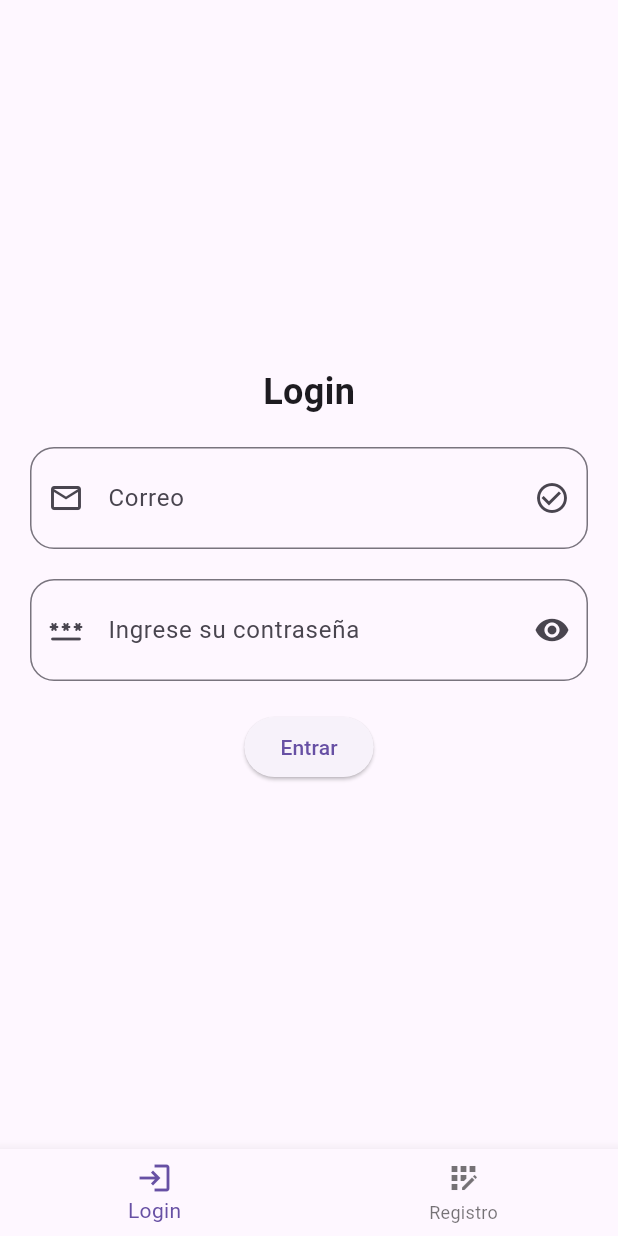
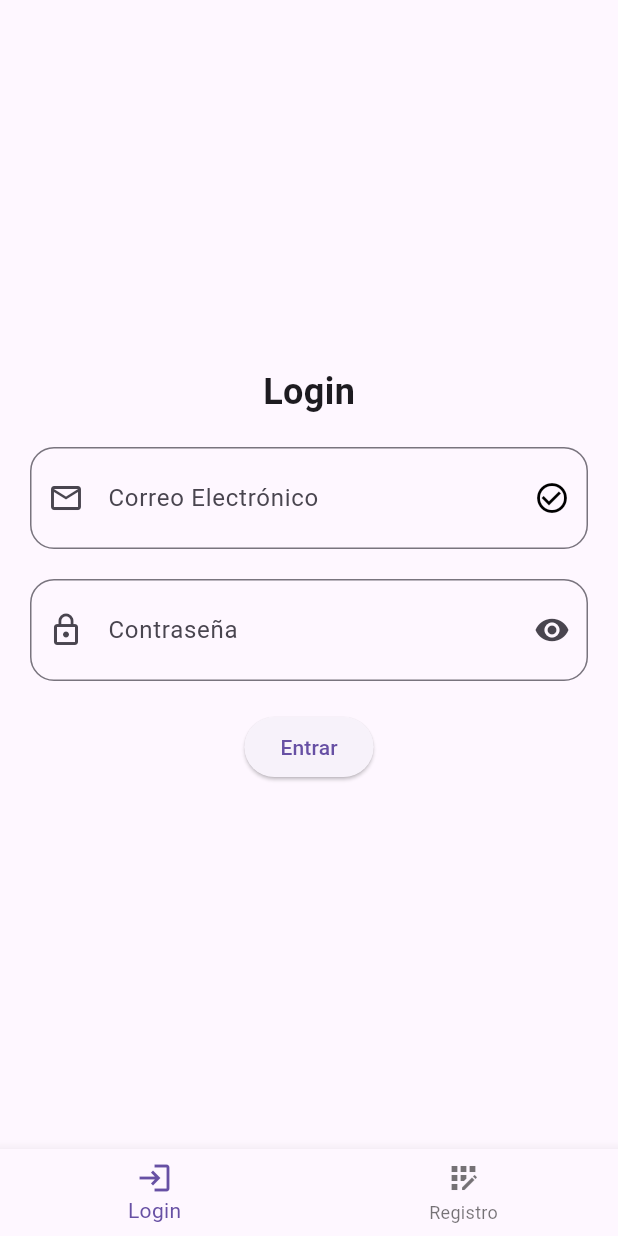
Before and after one commit to MahonriFlores/IS5132025IIPAC-Tarea2, a Flutter app: the screen it shows after launch, on a phone screen of 412 x 824 dp. Run offline on Flutter 3.47's test engine with Material 3 defaults, Android fonts, the light colour scheme and no system bars.

Commit message:
cambiando a un widget personalizado para los textfield

```diff
--- a/tarea2/lib/src/views/login_pages/login_page.dart
+++ b/tarea2/lib/src/views/login_pages/login_page.dart
@@ -1,9 +1,22 @@
 import 'package:flutter/material.dart';
+import 'package:tarea2/data/user.dart';
+import 'package:tarea2/src/widgets/texto.dart';
 
-class LoginPage extends StatelessWidget {
+class LoginPage extends StatefulWidget {
   LoginPage({super.key});
+
+  @override
+  State<LoginPage> createState() => _LoginPageState();
+}
+
+class _LoginPageState extends State<LoginPage> {
   final contraController = TextEditingController();
+
   final emailController = TextEditingController();
+
+  Color colorEmailCheck = Colors.black;
+  bool isPassword = true;
+
   @override
   Widget build(BuildContext context) {
     return Padding(
@@ -16,41 +29,41 @@ class LoginPage extends StatelessWidget {
               style: TextStyle(fontSize: 24, fontWeight: FontWeight.bold)
               ),
           const SizedBox(height: 20),
-          TextField(
-            controller: emailController,
-            keyboardType: TextInputType.emailAddress,
-            decoration: InputDecoration(
-              labelText: 'Correo',
-              contentPadding: EdgeInsets.all(22),
-              hintText: 'Ingrese su correo',
-              prefixIcon: Icon(Icons.email_outlined),
-              suffixIcon: Icon(Icons.check_circle_outline),
-              border: OutlineInputBorder(
-                borderRadius: BorderRadius.circular(16),
+          campoTexto(
+                controler: emailController,
+                labeltext: 'Correo Electrónico',
+                prefixicon: Icons.email_outlined,
+                hinttext: 'Ingrese su correo electrónico',
+                keyboardType: TextInputType.emailAddress,
+                suffixicon: Icon(Icons.check_circle_outline, color: colorEmailCheck),
+                onchanged: (value) {
+                  if (validarEmail(value.toLowerCase())) {
+                    colorEmailCheck = Colors.green;
+                  } else {
+                    colorEmailCheck = Colors.red;
+                  }
+                  setState(() {});
+                },
+                color: colorEmailCheck,
               ),
-            ),
-          ),
           const SizedBox(height: 20),
-          TextField(
-                controller: contraController,
-                obscureText: true,
-                keyboardType: TextInputType.visiblePassword,
-                decoration: InputDecoration(
-                  border: OutlineInputBorder(
-                    borderRadius: BorderRadius.circular(16),
+          campoTexto(
+                controler: contraController,
+                labeltext: 'Contraseña',
+                prefixicon: Icons.lock_outline,
+                hinttext: 'Ingrese su contraseña',
+                obscuretext: isPassword,
+                suffixicon: IconButton(
+                  icon: Icon(
+                    isPassword ? Icons.visibility : Icons.visibility_off,
                   ),
-                  contentPadding: EdgeInsets.all(22),
-                  // labelText: 'Holaaa',
-                  label: Text('Ingrese su contraseña'),
-                  hintText: 'Ingrese su contraseña',
-                  prefixIcon: Icon(Icons.password_rounded),
-                  // error: Text('El correo es obligatorio'),
-                  // prefix: Icon(Icons.email_outlined),
-                  suffixIcon: IconButton(
-                    icon: Icon(Icons.remove_red_eye),
-                    onPressed: () {},
-                  ),
+                  onPressed: () {
+                    setState(() {
+                      isPassword = !isPassword;
+                    });
+                  },
                 ),
+
               ),
           const SizedBox(height: 20),
           ElevatedButton(
--- a/tarea2/lib/src/widgets/texto.dart
+++ b/tarea2/lib/src/widgets/texto.dart
@@ -9,7 +9,7 @@ class campoTexto extends StatelessWidget {
     required this.prefixicon,
     this.suffixicon,
     this.keyboardType = TextInputType.text,
-    this.obscureText = false,
+    this.obscuretext,
     this.onchanged ,
     this.color = Colors.black
   });
@@ -17,15 +17,16 @@ class campoTexto extends StatelessWidget {
   final String labeltext;
   final String hinttext;
   final IconData prefixicon;
-  final IconData? suffixicon;
+  final suffixicon;
   final TextInputType keyboardType;
-  final bool obscureText;
+  final bool? obscuretext;
   final Function(String)? onchanged;
   final Color color;
 
   @override
   Widget build(BuildContext context) {
     return TextField(
+      obscureText: obscuretext ?? false,
             controller: controler,
             keyboardType: keyboardType,
                 decoration: InputDecoration(
@@ -33,7 +34,7 @@ class campoTexto extends StatelessWidget {
                   contentPadding: EdgeInsets.all(22),
                   hintText: hinttext,
                   prefixIcon: Icon(prefixicon),
-                  suffixIcon: suffixicon != null ? Icon(suffixicon, color: color,) : null,
+                  suffixIcon: suffixicon != null ? suffixicon : null,
                   border: OutlineInputBorder(
                     borderRadius: BorderRadius.circular(16),
                   ),
```
Also changed, not shown: tarea2/lib/src/views/login_pages/registro_page.dart (+15 -10 lines).
